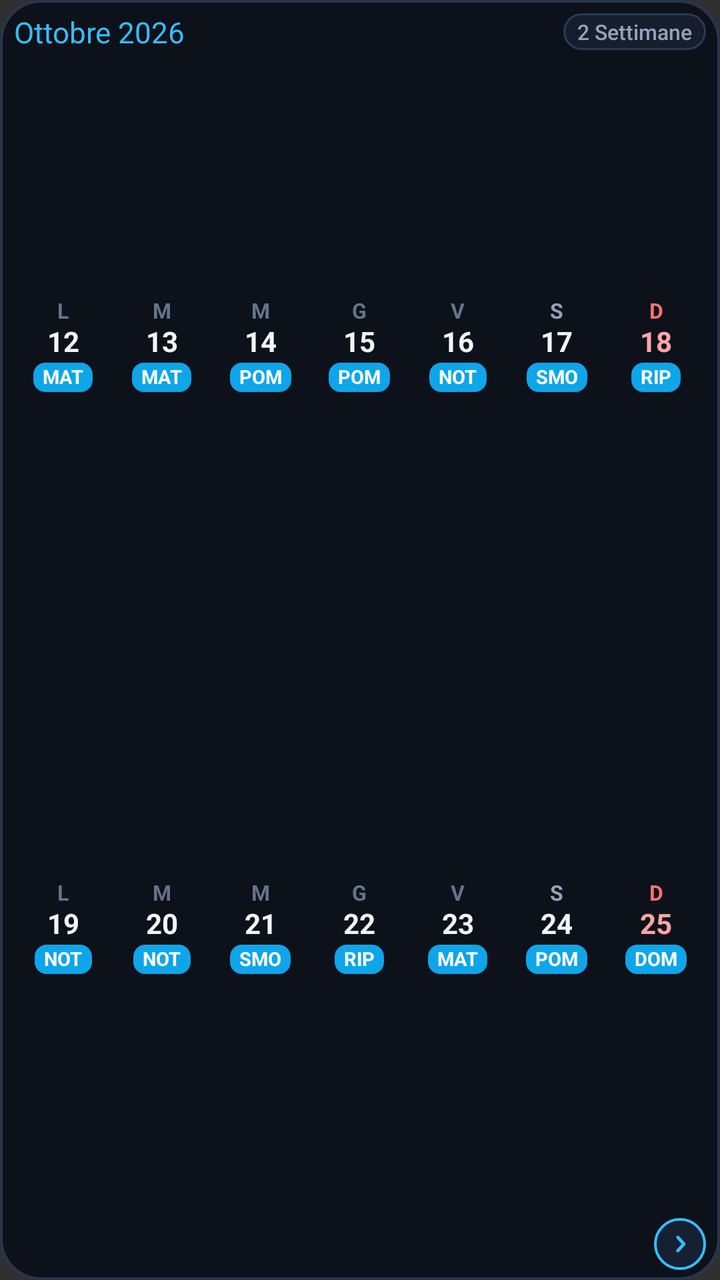
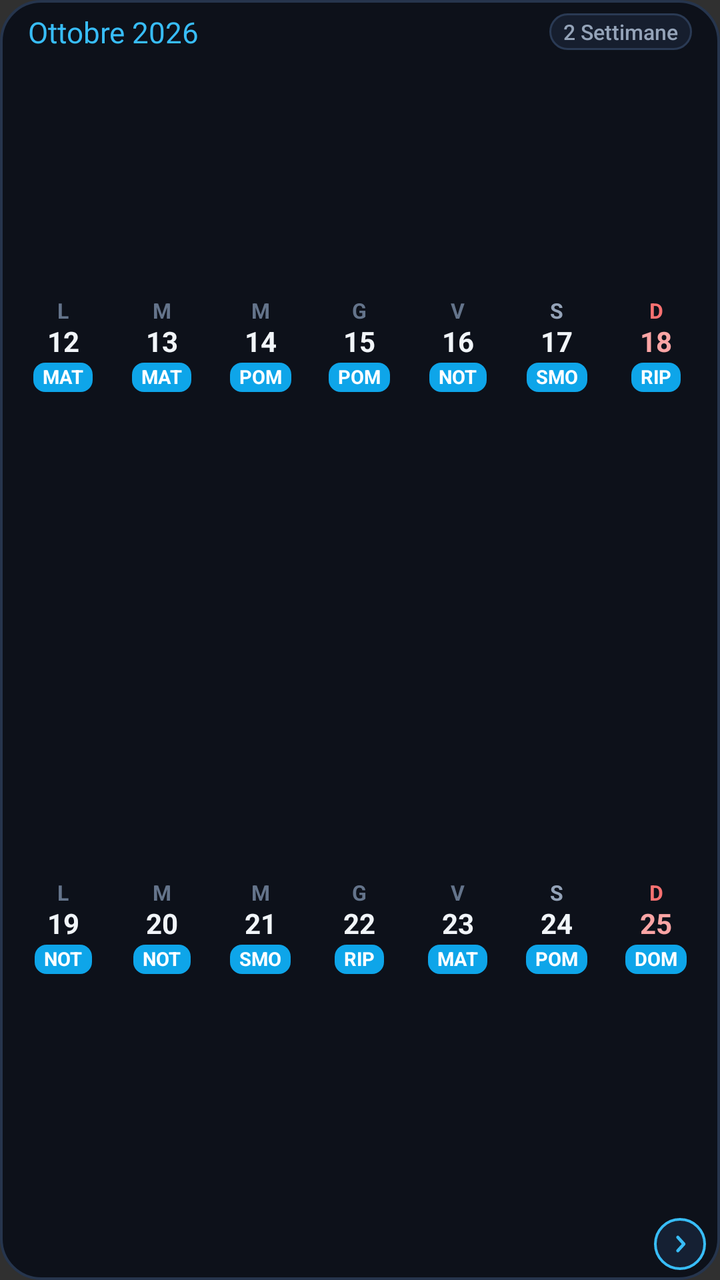

Compare the two renders of this Android layout. The source of the first and the diff that turns it into the second are given below.
<!-- AndroidManifest.xml: application theme Theme.CalendarioTurni -->
<!-- res/layout/widget_weeks_panorama.xml -->
<?xml version="1.0" encoding="utf-8"?>
<LinearLayout xmlns:android="http://schemas.android.com/apk/res/android"
    android:id="@+id/widget_wp_root"
    android:layout_width="match_parent"
    android:layout_height="match_parent"
    android:background="@drawable/bg_widget_container"
    android:orientation="vertical"
    android:paddingStart="7dp"
    android:paddingTop="6dp"
    android:paddingEnd="7dp"
    android:paddingBottom="5dp">

    
    <LinearLayout
        android:layout_width="match_parent"
        android:layout_height="wrap_content"
        android:gravity="center_vertical"
        android:orientation="horizontal"
        android:paddingBottom="4dp">

        <TextView
            android:id="@+id/widget_wp_title"
            android:layout_width="0dp"
            android:layout_height="wrap_content"
            android:layout_weight="1"
            android:ellipsize="end"
            android:fontFamily="sans-serif-bold"
            android:maxLines="1"
            android:text="Ottobre 2026"
            android:textColor="#38BDF8"
            android:textSize="14.5sp" />

        <TextView
            android:id="@+id/widget_wp_stats"
            android:layout_width="wrap_content"
            android:layout_height="wrap_content"
            android:background="@drawable/bg_widget_card"
            android:paddingStart="7dp"
            android:paddingTop="2dp"
            android:paddingEnd="7dp"
            android:paddingBottom="2dp"
            android:fontFamily="sans-serif-medium"
            android:text="2 Settimane"
            android:textColor="#94A3B8"
            android:textSize="10.5sp" />
    </LinearLayout>

    
    <LinearLayout
        android:id="@+id/wp_week1_row"
        android:layout_width="match_parent"
        android:layout_height="0dp"
        android:layout_weight="1"
        android:gravity="center_vertical"
        android:orientation="horizontal">

        
        <LinearLayout android:id="@+id/wp_col_0" android:layout_width="0dp" android:layout_height="match_parent" android:layout_weight="1" android:layout_margin="1.5dp" android:gravity="center" android:orientation="vertical" android:paddingStart="1dp" android:paddingTop="3dp" android:paddingEnd="1dp" android:paddingBottom="3dp">
            <TextView android:id="@+id/wp_day_name_0" android:layout_width="wrap_content" android:layout_height="wrap_content" android:includeFontPadding="false" android:text="L" android:textColor="#64748B" android:textSize="10.5sp" android:textStyle="bold" />
            <TextView android:id="@+id/wp_day_num_0" android:layout_width="wrap_content" android:layout_height="wrap_content" android:layout_marginTop="1dp" android:includeFontPadding="false" android:text="12" android:textColor="#F1F5F9" android:textSize="14sp" android:textStyle="bold" />
            <TextView android:id="@+id/wp_shift_badge_0" android:layout_width="wrap_content" android:layout_height="wrap_content" android:layout_marginTop="2dp" android:background="@drawable/bg_widget_badge" android:includeFontPadding="false" android:paddingStart="4.5dp" android:paddingTop="1.5dp" android:paddingEnd="4.5dp" android:paddingBottom="1.5dp" android:text="MAT" android:textColor="#FFFFFF" android:textSize="9.5sp" android:textStyle="bold" />
        </LinearLayout>

        
        <LinearLayout android:id="@+id/wp_col_1" android:layout_width="0dp" android:layout_height="match_parent" android:layout_weight="1" android:layout_margin="1.5dp" android:gravity="center" android:orientation="vertical" android:paddingStart="1dp" android:paddingTop="3dp" android:paddingEnd="1dp" android:paddingBottom="3dp">
            <TextView android:id="@+id/wp_day_name_1" android:layout_width="wrap_content" android:layout_height="wrap_content" android:includeFontPadding="false" android:text="M" android:textColor="#64748B" android:textSize="10.5sp" android:textStyle="bold" />
            <TextView android:id="@+id/wp_day_num_1" android:layout_width="wrap_content" android:layout_height="wrap_content" android:layout_marginTop="1dp" android:includeFontPadding="false" android:text="13" android:textColor="#F1F5F9" android:textSize="14sp" android:textStyle="bold" />
            <TextView android:id="@+id/wp_shift_badge_1" android:layout_width="wrap_content" android:layout_height="wrap_content" android:layout_marginTop="2dp" android:background="@drawable/bg_widget_badge" android:includeFontPadding="false" android:paddingStart="4.5dp" android:paddingTop="1.5dp" android:paddingEnd="4.5dp" android:paddingBottom="1.5dp" android:text="MAT" android:textColor="#FFFFFF" android:textSize="9.5sp" android:textStyle="bold" />
        </LinearLayout>

        
        <LinearLayout android:id="@+id/wp_col_2" android:layout_width="0dp" android:layout_height="match_parent" android:layout_weight="1" android:layout_margin="1.5dp" android:gravity="center" android:orientation="vertical" android:paddingStart="1dp" android:paddingTop="3dp" android:paddingEnd="1dp" android:paddingBottom="3dp">
            <TextView android:id="@+id/wp_day_name_2" android:layout_width="wrap_content" android:layout_height="wrap_content" android:includeFontPadding="false" android:text="M" android:textColor="#64748B" android:textSize="10.5sp" android:textStyle="bold" />
            <TextView android:id="@+id/wp_day_num_2" android:layout_width="wrap_content" android:layout_height="wrap_content" android:layout_marginTop="1dp" android:includeFontPadding="false" android:text="14" android:textColor="#F1F5F9" android:textSize="14sp" android:textStyle="bold" />
            <TextView android:id="@+id/wp_shift_badge_2" android:layout_width="wrap_content" android:layout_height="wrap_content" android:layout_marginTop="2dp" android:background="@drawable/bg_widget_badge" android:includeFontPadding="false" android:paddingStart="4.5dp" android:paddingTop="1.5dp" android:paddingEnd="4.5dp" android:paddingBottom="1.5dp" android:text="POM" android:textColor="#FFFFFF" android:textSize="9.5sp" android:textStyle="bold" />
        </LinearLayout>

        
        <LinearLayout android:id="@+id/wp_col_3" android:layout_width="0dp" android:layout_height="match_parent" android:layout_weight="1" android:layout_margin="1.5dp" android:gravity="center" android:orientation="vertical" android:paddingStart="1dp" android:paddingTop="3dp" android:paddingEnd="1dp" android:paddingBottom="3dp">
            <TextView android:id="@+id/wp_day_name_3" android:layout_width="wrap_content" android:layout_height="wrap_content" android:includeFontPadding="false" android:text="G" android:textColor="#64748B" android:textSize="10.5sp" android:textStyle="bold" />
            <TextView android:id="@+id/wp_day_num_3" android:layout_width="wrap_content" android:layout_height="wrap_content" android:layout_marginTop="1dp" android:includeFontPadding="false" android:text="15" android:textColor="#F1F5F9" android:textSize="14sp" android:textStyle="bold" />
            <TextView android:id="@+id/wp_shift_badge_3" android:layout_width="wrap_content" android:layout_height="wrap_content" android:layout_marginTop="2dp" android:background="@drawable/bg_widget_badge" android:includeFontPadding="false" android:paddingStart="4.5dp" android:paddingTop="1.5dp" android:paddingEnd="4.5dp" android:paddingBottom="1.5dp" android:text="POM" android:textColor="#FFFFFF" android:textSize="9.5sp" android:textStyle="bold" />
        </LinearLayout>

        
        <LinearLayout android:id="@+id/wp_col_4" android:layout_width="0dp" android:layout_height="match_parent" android:layout_weight="1" android:layout_margin="1.5dp" android:gravity="center" android:orientation="vertical" android:paddingStart="1dp" android:paddingTop="3dp" android:paddingEnd="1dp" android:paddingBottom="3dp">
            <TextView android:id="@+id/wp_day_name_4" android:layout_width="wrap_content" android:layout_height="wrap_content" android:includeFontPadding="false" android:text="V" android:textColor="#64748B" android:textSize="10.5sp" android:textStyle="bold" />
            <TextView android:id="@+id/wp_day_num_4" android:layout_width="wrap_content" android:layout_height="wrap_content" android:layout_marginTop="1dp" android:includeFontPadding="false" android:text="16" android:textColor="#F1F5F9" android:textSize="14sp" android:textStyle="bold" />
            <TextView android:id="@+id/wp_shift_badge_4" android:layout_width="wrap_content" android:layout_height="wrap_content" android:layout_marginTop="2dp" android:background="@drawable/bg_widget_badge" android:includeFontPadding="false" android:paddingStart="4.5dp" android:paddingTop="1.5dp" android:paddingEnd="4.5dp" android:paddingBottom="1.5dp" android:text="NOT" android:textColor="#FFFFFF" android:textSize="9.5sp" android:textStyle="bold" />
        </LinearLayout>

        
        <LinearLayout android:id="@+id/wp_col_5" android:layout_width="0dp" android:layout_height="match_parent" android:layout_weight="1" android:layout_margin="1.5dp" android:gravity="center" android:orientation="vertical" android:paddingStart="1dp" android:paddingTop="3dp" android:paddingEnd="1dp" android:paddingBottom="3dp">
            <TextView android:id="@+id/wp_day_name_5" android:layout_width="wrap_content" android:layout_height="wrap_content" android:includeFontPadding="false" android:text="S" android:textColor="#94A3B8" android:textSize="10.5sp" android:textStyle="bold" />
            <TextView android:id="@+id/wp_day_num_5" android:layout_width="wrap_content" android:layout_height="wrap_content" android:layout_marginTop="1dp" android:includeFontPadding="false" android:text="17" android:textColor="#F1F5F9" android:textSize="14sp" android:textStyle="bold" />
            <TextView android:id="@+id/wp_shift_badge_5" android:layout_width="wrap_content" android:layout_height="wrap_content" android:layout_marginTop="2dp" android:background="@drawable/bg_widget_badge" android:includeFontPadding="false" android:paddingStart="4.5dp" android:paddingTop="1.5dp" android:paddingEnd="4.5dp" android:paddingBottom="1.5dp" android:text="SMO" android:textColor="#FFFFFF" android:textSize="9.5sp" android:textStyle="bold" />
        </LinearLayout>

        
        <LinearLayout android:id="@+id/wp_col_6" android:layout_width="0dp" android:layout_height="match_parent" android:layout_weight="1" android:layout_margin="1.5dp" android:gravity="center" android:orientation="vertical" android:paddingStart="1dp" android:paddingTop="3dp" android:paddingEnd="1dp" android:paddingBottom="3dp">
            <TextView android:id="@+id/wp_day_name_6" android:layout_width="wrap_content" android:layout_height="wrap_content" android:includeFontPadding="false" android:text="D" android:textColor="#F87171" android:textSize="10.5sp" android:textStyle="bold" />
            <TextView android:id="@+id/wp_day_num_6" android:layout_width="wrap_content" android:layout_height="wrap_content" android:layout_marginTop="1dp" android:includeFontPadding="false" android:text="18" android:textColor="#FCA5A5" android:textSize="14sp" android:textStyle="bold" />
            <TextView android:id="@+id/wp_shift_badge_6" android:layout_width="wrap_content" android:layout_height="wrap_content" android:layout_marginTop="2dp" android:background="@drawable/bg_widget_badge" android:includeFontPadding="false" android:paddingStart="4.5dp" android:paddingTop="1.5dp" android:paddingEnd="4.5dp" android:paddingBottom="1.5dp" android:text="RIP" android:textColor="#FFFFFF" android:textSize="9.5sp" android:textStyle="bold" />
        </LinearLayout>
    </LinearLayout>

    
    <LinearLayout
        android:id="@+id/wp_week2_row"
        android:layout_width="match_parent"
        android:layout_height="0dp"
        android:layout_weight="1"
        android:layout_marginTop="5dp"
        android:gravity="center_vertical"
        android:orientation="horizontal">

        
        <LinearLayout android:id="@+id/wp_col_7" android:layout_width="0dp" android:layout_height="match_parent" android:layout_weight="1" android:layout_margin="1.5dp" android:gravity="center" android:orientation="vertical" android:paddingStart="1dp" android:paddingTop="3dp" android:paddingEnd="1dp" android:paddingBottom="3dp">
            <TextView android:id="@+id/wp_day_name_7" android:layout_width="wrap_content" android:layout_height="wrap_content" android:includeFontPadding="false" android:text="L" android:textColor="#64748B" android:textSize="10.5sp" android:textStyle="bold" />
            <TextView android:id="@+id/wp_day_num_7" android:layout_width="wrap_content" android:layout_height="wrap_content" android:layout_marginTop="1dp" android:includeFontPadding="false" android:text="19" android:textColor="#F1F5F9" android:textSize="14sp" android:textStyle="bold" />
            <TextView android:id="@+id/wp_shift_badge_7" android:layout_width="wrap_content" android:layout_height="wrap_content" android:layout_marginTop="2dp" android:background="@drawable/bg_widget_badge" android:includeFontPadding="false" android:paddingStart="4.5dp" android:paddingTop="1.5dp" android:paddingEnd="4.5dp" android:paddingBottom="1.5dp" android:text="NOT" android:textColor="#FFFFFF" android:textSize="9.5sp" android:textStyle="bold" />
        </LinearLayout>

        
        <LinearLayout android:id="@+id/wp_col_8" android:layout_width="0dp" android:layout_height="match_parent" android:layout_weight="1" android:layout_margin="1.5dp" android:gravity="center" android:orientation="vertical" android:paddingStart="1dp" android:paddingTop="3dp" android:paddingEnd="1dp" android:paddingBottom="3dp">
            <TextView android:id="@+id/wp_day_name_8" android:layout_width="wrap_content" android:layout_height="wrap_content" android:includeFontPadding="false" android:text="M" android:textColor="#64748B" android:textSize="10.5sp" android:textStyle="bold" />
            <TextView android:id="@+id/wp_day_num_8" android:layout_width="wrap_content" android:layout_height="wrap_content" android:layout_marginTop="1dp" android:includeFontPadding="false" android:text="20" android:textColor="#F1F5F9" android:textSize="14sp" android:textStyle="bold" />
            <TextView android:id="@+id/wp_shift_badge_8" android:layout_width="wrap_content" android:layout_height="wrap_content" android:layout_marginTop="2dp" android:background="@drawable/bg_widget_badge" android:includeFontPadding="false" android:paddingStart="4.5dp" android:paddingTop="1.5dp" android:paddingEnd="4.5dp" android:paddingBottom="1.5dp" android:text="NOT" android:textColor="#FFFFFF" android:textSize="9.5sp" android:textStyle="bold" />
        </LinearLayout>

        
        <LinearLayout android:id="@+id/wp_col_9" android:layout_width="0dp" android:layout_height="match_parent" android:layout_weight="1" android:layout_margin="1.5dp" android:gravity="center" android:orientation="vertical" android:paddingStart="1dp" android:paddingTop="3dp" android:paddingEnd="1dp" android:paddingBottom="3dp">
            <TextView android:id="@+id/wp_day_name_9" android:layout_width="wrap_content" android:layout_height="wrap_content" android:includeFontPadding="false" android:text="M" android:textColor="#64748B" android:textSize="10.5sp" android:textStyle="bold" />
            <TextView android:id="@+id/wp_day_num_9" android:layout_width="wrap_content" android:layout_height="wrap_content" android:layout_marginTop="1dp" android:includeFontPadding="false" android:text="21" android:textColor="#F1F5F9" android:textSize="14sp" android:textStyle="bold" />
            <TextView android:id="@+id/wp_shift_badge_9" android:layout_width="wrap_content" android:layout_height="wrap_content" android:layout_marginTop="2dp" android:background="@drawable/bg_widget_badge" android:includeFontPadding="false" android:paddingStart="4.5dp" android:paddingTop="1.5dp" android:paddingEnd="4.5dp" android:paddingBottom="1.5dp" android:text="SMO" android:textColor="#FFFFFF" android:textSize="9.5sp" android:textStyle="bold" />
        </LinearLayout>

        
        <LinearLayout android:id="@+id/wp_col_10" android:layout_width="0dp" android:layout_height="match_parent" android:layout_weight="1" android:layout_margin="1.5dp" android:gravity="center" android:orientation="vertical" android:paddingStart="1dp" android:paddingTop="3dp" android:paddingEnd="1dp" android:paddingBottom="3dp">
            <TextView android:id="@+id/wp_day_name_10" android:layout_width="wrap_content" android:layout_height="wrap_content" android:includeFontPadding="false" android:text="G" android:textColor="#64748B" android:textSize="10.5sp" android:textStyle="bold" />
            <TextView android:id="@+id/wp_day_num_10" android:layout_width="wrap_content" android:layout_height="wrap_content" android:layout_marginTop="1dp" android:includeFontPadding="false" android:text="22" android:textColor="#F1F5F9" android:textSize="14sp" android:textStyle="bold" />
            <TextView android:id="@+id/wp_shift_badge_10" android:layout_width="wrap_content" android:layout_height="wrap_content" android:layout_marginTop="2dp" android:background="@drawable/bg_widget_badge" android:includeFontPadding="false" android:paddingStart="4.5dp" android:paddingTop="1.5dp" android:paddingEnd="4.5dp" android:paddingBottom="1.5dp" android:text="RIP" android:textColor="#FFFFFF" android:textSize="9.5sp" android:textStyle="bold" />
        </LinearLayout>

        
        <LinearLayout android:id="@+id/wp_col_11" android:layout_width="0dp" android:layout_height="match_parent" android:layout_weight="1" android:layout_margin="1.5dp" android:gravity="center" android:orientation="vertical" android:paddingStart="1dp" android:paddingTop="3dp" android:paddingEnd="1dp" android:paddingBottom="3dp">
            <TextView android:id="@+id/wp_day_name_11" android:layout_width="wrap_content" android:layout_height="wrap_content" android:includeFontPadding="false" android:text="V" android:textColor="#64748B" android:textSize="10.5sp" android:textStyle="bold" />
            <TextView android:id="@+id/wp_day_num_11" android:layout_width="wrap_content" android:layout_height="wrap_content" android:layout_marginTop="1dp" android:includeFontPadding="false" android:text="23" android:textColor="#F1F5F9" android:textSize="14sp" android:textStyle="bold" />
            <TextView android:id="@+id/wp_shift_badge_11" android:layout_width="wrap_content" android:layout_height="wrap_content" android:layout_marginTop="2dp" android:background="@drawable/bg_widget_badge" android:includeFontPadding="false" android:paddingStart="4.5dp" android:paddingTop="1.5dp" android:paddingEnd="4.5dp" android:paddingBottom="1.5dp" android:text="MAT" android:textColor="#FFFFFF" android:textSize="9.5sp" android:textStyle="bold" />
        </LinearLayout>

        
        <LinearLayout android:id="@+id/wp_col_12" android:layout_width="0dp" android:layout_height="match_parent" android:layout_weight="1" android:layout_margin="1.5dp" android:gravity="center" android:orientation="vertical" android:paddingStart="1dp" android:paddingTop="3dp" android:paddingEnd="1dp" android:paddingBottom="3dp">
            <TextView android:id="@+id/wp_day_name_12" android:layout_width="wrap_content" android:layout_height="wrap_content" android:includeFontPadding="false" android:text="S" android:textColor="#94A3B8" android:textSize="10.5sp" android:textStyle="bold" />
            <TextView android:id="@+id/wp_day_num_12" android:layout_width="wrap_content" android:layout_height="wrap_content" android:layout_marginTop="1dp" android:includeFontPadding="false" android:text="24" android:textColor="#F1F5F9" android:textSize="14sp" android:textStyle="bold" />
            <TextView android:id="@+id/wp_shift_badge_12" android:layout_width="wrap_content" android:layout_height="wrap_content" android:layout_marginTop="2dp" android:background="@drawable/bg_widget_badge" android:includeFontPadding="false" android:paddingStart="4.5dp" android:paddingTop="1.5dp" android:paddingEnd="4.5dp" android:paddingBottom="1.5dp" android:text="POM" android:textColor="#FFFFFF" android:textSize="9.5sp" android:textStyle="bold" />
        </LinearLayout>

        
        <LinearLayout android:id="@+id/wp_col_13" android:layout_width="0dp" android:layout_height="match_parent" android:layout_weight="1" android:layout_margin="1.5dp" android:gravity="center" android:orientation="vertical" android:paddingStart="1dp" android:paddingTop="3dp" android:paddingEnd="1dp" android:paddingBottom="3dp">
            <TextView android:id="@+id/wp_day_name_13" android:layout_width="wrap_content" android:layout_height="wrap_content" android:includeFontPadding="false" android:text="D" android:textColor="#F87171" android:textSize="10.5sp" android:textStyle="bold" />
            <TextView android:id="@+id/wp_day_num_13" android:layout_width="wrap_content" android:layout_height="wrap_content" android:layout_marginTop="1dp" android:includeFontPadding="false" android:text="25" android:textColor="#FCA5A5" android:textSize="14sp" android:textStyle="bold" />
            <TextView android:id="@+id/wp_shift_badge_13" android:layout_width="wrap_content" android:layout_height="wrap_content" android:layout_marginTop="2dp" android:background="@drawable/bg_widget_badge" android:includeFontPadding="false" android:paddingStart="4.5dp" android:paddingTop="1.5dp" android:paddingEnd="4.5dp" android:paddingBottom="1.5dp" android:text="DOM" android:textColor="#FFFFFF" android:textSize="9.5sp" android:textStyle="bold" />
        </LinearLayout>
    </LinearLayout>

    
    <LinearLayout
        android:layout_width="match_parent"
        android:layout_height="wrap_content"
        android:gravity="end|center_vertical"
        android:orientation="horizontal"
        android:paddingTop="2dp">

        <ImageView
            android:id="@+id/btn_wp_prev"
            android:layout_width="26dp"
            android:layout_height="26dp"
            android:layout_marginEnd="5dp"
            android:background="@drawable/bg_widget_nav_btn"
            android:padding="5.5dp"
            android:scaleType="centerInside"
            android:src="@drawable/ic_widget_chevron_left"
            android:visibility="gone" />

        <TextView
            android:id="@+id/wp_week_indicator"
            android:layout_width="wrap_content"
            android:layout_height="wrap_content"
            android:layout_marginStart="4dp"
            android:layout_marginEnd="5dp"
            android:text="+1 sett."
            android:textColor="#94A3B8"
            android:textSize="9.5sp"
            android:visibility="gone" />

        <ImageView
            android:id="@+id/btn_wp_next"
            android:layout_width="26dp"
            android:layout_height="26dp"
            android:background="@drawable/bg_widget_nav_btn"
            android:padding="5.5dp"
            android:scaleType="centerInside"
            android:src="@drawable/ic_widget_chevron_right" />
    </LinearLayout>

</LinearLayout>
<!-- resources referenced by this layout -->
<resources>
  <!-- drawable bg_widget_badge (drawable) -->
  <?xml version="1.0" encoding="utf-8"?>
  <shape xmlns:android="http://schemas.android.com/apk/res/android"
      android:shape="rectangle">
      <solid android:color="#0EA5E9" />
      <corners android:radius="6dp" />
  </shape>
  <!-- drawable bg_widget_card (drawable) -->
  <?xml version="1.0" encoding="utf-8"?>
  <shape xmlns:android="http://schemas.android.com/apk/res/android"
      android:shape="rectangle">
      <solid android:color="#161E2E" />
      <corners android:radius="13dp" />
      <stroke
          android:width="1dp"
          android:color="#2A3A54" />
  </shape>
  <!-- drawable bg_widget_container (drawable) -->
  <?xml version="1.0" encoding="utf-8"?>
  <shape xmlns:android="http://schemas.android.com/apk/res/android"
      android:shape="rectangle">
      <solid android:color="#0D111A" />
      <corners android:radius="20dp" />
      <stroke
          android:width="1.2dp"
          android:color="#26354D" />
  </shape>
  <!-- drawable bg_widget_nav_btn (drawable) -->
  <?xml version="1.0" encoding="utf-8"?>
  <shape xmlns:android="http://schemas.android.com/apk/res/android"
      android:shape="oval">
      <solid android:color="#152033" />
      <stroke
          android:width="1.2dp"
          android:color="#38BDF8" />
  </shape>
  <!-- drawable ic_widget_chevron_left (drawable) -->
  <?xml version="1.0" encoding="utf-8"?>
  <vector xmlns:android="http://schemas.android.com/apk/res/android"
      android:width="24dp"
      android:height="24dp"
      android:viewportWidth="24"
      android:viewportHeight="24">
      <path
          android:fillColor="#00000000"
          android:strokeColor="#38BDF8"
          android:strokeWidth="2.6"
          android:strokeLineCap="round"
          android:strokeLineJoin="round"
          android:pathData="M 13.8, 6.5 L 8.8, 12.0 L 13.8, 17.5" />
  </vector>
  <!-- drawable ic_widget_chevron_right (drawable) -->
  <?xml version="1.0" encoding="utf-8"?>
  <vector xmlns:android="http://schemas.android.com/apk/res/android"
      android:width="24dp"
      android:height="24dp"
      android:viewportWidth="24"
      android:viewportHeight="24">
      <path
          android:fillColor="#00000000"
          android:strokeColor="#38BDF8"
          android:strokeWidth="2.6"
          android:strokeLineCap="round"
          android:strokeLineJoin="round"
          android:pathData="M 10.2, 6.5 L 15.2, 12.0 L 10.2, 17.5" />
  </vector>
  <style name="Theme.CalendarioTurni" parent="android:Theme.Material.NoActionBar">
          <item name="android:statusBarColor">#0F131C</item>
          <item name="android:navigationBarColor">#0F131C</item>
      </style>
</resources>

<!-- the commit's change to res/layout/widget_weeks_panorama.xml (unified diff, before → after) -->
@@ -16,6 +16,8 @@
         android:layout_height="wrap_content"
         android:gravity="center_vertical"
         android:orientation="horizontal"
+        android:paddingStart="7dp"
+        android:paddingEnd="7dp"
         android:paddingBottom="4dp">
 
         <TextView
